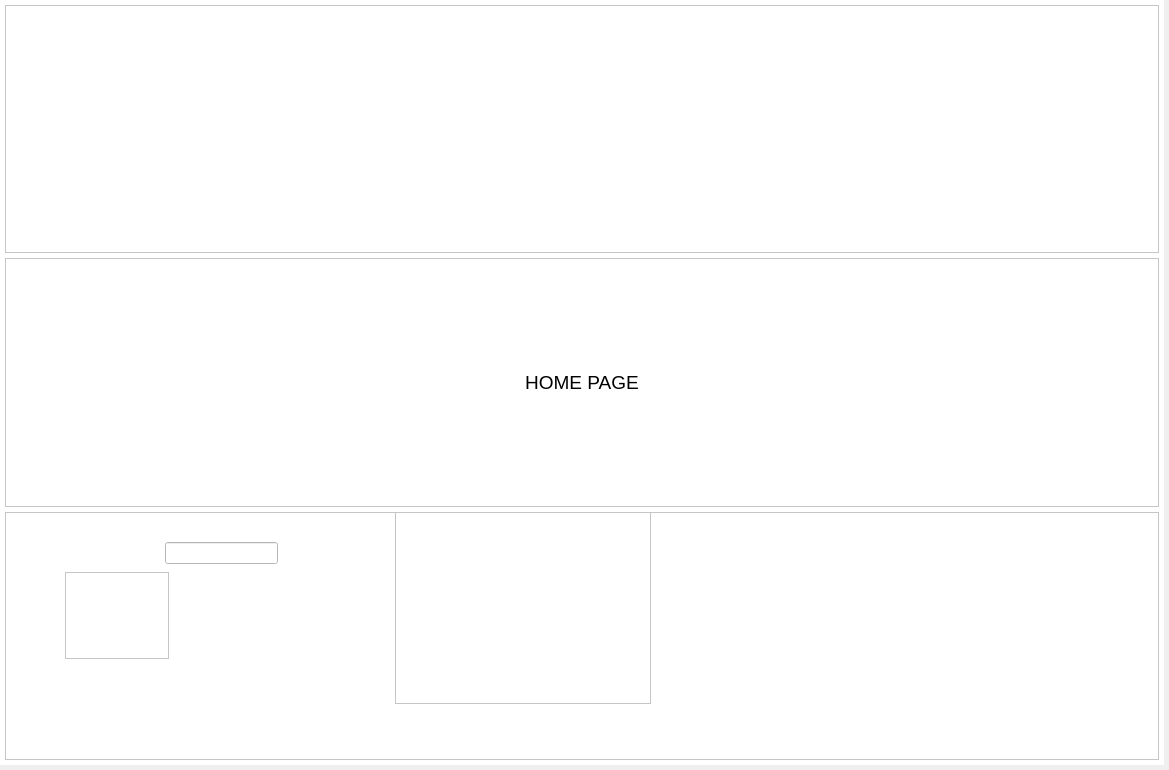
This is gui/uis/pages/main_pages.ui in kusiLaw/laky-phone-POS as Qt 5 draws it before an edit. The edited form follows.
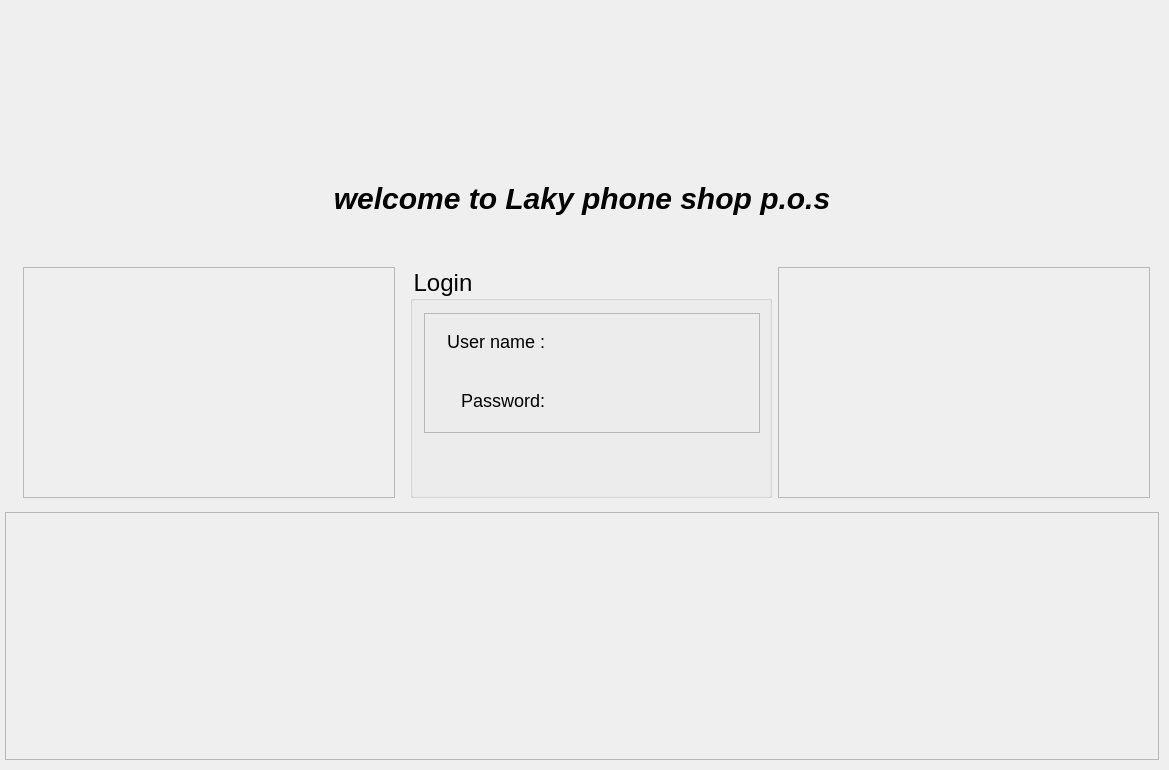
This is the edited form. The open tabs and pages were chosen to show the change.

Commit message: login form

The edit to the form file:
```diff
--- a/gui/uis/pages/main_pages.ui
+++ b/gui/uis/pages/main_pages.ui
@@ -35,8 +35,13 @@
       <number>3</number>
      </property>
      <widget class="QWidget" name="home_page">
+      <property name="font">
+       <font>
+        <pointsize>20</pointsize>
+       </font>
+      </property>
       <property name="styleSheet">
-       <string notr="true">font-size: 14pt; background: white; </string>
+       <string notr="true">/**font-size: 14pt; background: white; </string>
       </property>
       <layout class="QVBoxLayout" name="page_1_layout">
        <property name="spacing">
@@ -55,40 +60,471 @@
         <number>5</number>
        </property>
        <item>
-        <widget class="QFrame" name="frame_3">
+        <widget class="QFrame" name="footer">
+         <property name="styleSheet">
+          <string notr="true">/**background:rgb(255, 71, 160)</string>
+         </property>
          <property name="frameShape">
-          <enum>QFrame::StyledPanel</enum>
+          <enum>QFrame::NoFrame</enum>
          </property>
          <property name="frameShadow">
           <enum>QFrame::Raised</enum>
          </property>
+         <layout class="QVBoxLayout" name="verticalLayout_32">
+          <item>
+           <widget class="QLabel" name="label_41">
+            <property name="styleSheet">
+             <string notr="true">  font-size: 30px;
+    text-transform: uppercase;
+    font-weight: 700;
+font-style:italic;
+margin-bottom:20px;
+</string>
+            </property>
+            <property name="frameShape">
+             <enum>QFrame::NoFrame</enum>
+            </property>
+            <property name="text">
+             <string>welcome to Laky phone shop p.o.s</string>
+            </property>
+            <property name="alignment">
+             <set>Qt::AlignBottom|Qt::AlignHCenter</set>
+            </property>
+           </widget>
+          </item>
+         </layout>
         </widget>
        </item>
        <item>
-        <widget class="QFrame" name="frame_2">
+        <widget class="QFrame" name="login_content">
+         <property name="minimumSize">
+          <size>
+           <width>500</width>
+           <height>0</height>
+          </size>
+         </property>
+         <property name="font">
+          <font>
+           <pointsize>16</pointsize>
+          </font>
+         </property>
+         <property name="styleSheet">
+          <string notr="true">/**background:rgb(73, 255, 204);**/</string>
+         </property>
          <property name="frameShape">
-          <enum>QFrame::StyledPanel</enum>
+          <enum>QFrame::NoFrame</enum>
          </property>
          <property name="frameShadow">
           <enum>QFrame::Raised</enum>
          </property>
          <layout class="QVBoxLayout" name="verticalLayout">
+          <property name="spacing">
+           <number>0</number>
+          </property>
+          <property name="topMargin">
+           <number>0</number>
+          </property>
+          <property name="rightMargin">
+           <number>0</number>
+          </property>
+          <property name="bottomMargin">
+           <number>0</number>
+          </property>
           <item>
            <widget class="QFrame" name="frame_4">
+            <property name="font">
+             <font>
+              <pointsize>16</pointsize>
+             </font>
+            </property>
             <property name="frameShape">
              <enum>QFrame::NoFrame</enum>
             </property>
             <property name="frameShadow">
              <enum>QFrame::Raised</enum>
             </property>
-            <layout class="QVBoxLayout" name="logo_layout">
+            <layout class="QHBoxLayout" name="horizontalLayout_7">
              <item>
-              <widget class="QLabel" name="label">
-               <property name="text">
-                <string>HOME PAGE</string>
+              <widget class="QFrame" name="mleft">
+               <property name="minimumSize">
+                <size>
+                 <width>250</width>
+                 <height>0</height>
+                </size>
                </property>
-               <property name="alignment">
-                <set>Qt::AlignCenter</set>
+               <property name="frameShape">
+                <enum>QFrame::StyledPanel</enum>
+               </property>
+               <property name="frameShadow">
+                <enum>QFrame::Raised</enum>
+               </property>
+              </widget>
+             </item>
+             <item>
+              <widget class="QFrame" name="frame_2">
+               <property name="maximumSize">
+                <size>
+                 <width>500</width>
+                 <height>16777215</height>
+                </size>
+               </property>
+               <property name="font">
+                <font>
+                 <pointsize>16</pointsize>
+                </font>
+               </property>
+               <property name="frameShape">
+                <enum>QFrame::NoFrame</enum>
+               </property>
+               <property name="frameShadow">
+                <enum>QFrame::Raised</enum>
+               </property>
+               <layout class="QVBoxLayout" name="verticalLayout_28">
+                <property name="spacing">
+                 <number>0</number>
+                </property>
+                <property name="topMargin">
+                 <number>0</number>
+                </property>
+                <property name="rightMargin">
+                 <number>0</number>
+                </property>
+                <property name="bottomMargin">
+                 <number>0</number>
+                </property>
+                <item>
+                 <widget class="QGroupBox" name="groupBox">
+                  <property name="font">
+                   <font>
+                    <pointsize>-1</pointsize>
+                   </font>
+                  </property>
+                  <property name="styleSheet">
+                   <string notr="true">font-size: 24px;
+</string>
+                  </property>
+                  <property name="title">
+                   <string>Login</string>
+                  </property>
+                  <layout class="QVBoxLayout" name="verticalLayout_29">
+                   <property name="leftMargin">
+                    <number>11</number>
+                   </property>
+                   <item>
+                    <widget class="QFrame" name="content">
+                     <property name="maximumSize">
+                      <size>
+                       <width>490</width>
+                       <height>16777215</height>
+                      </size>
+                     </property>
+                     <property name="font">
+                      <font>
+                       <pointsize>-1</pointsize>
+                      </font>
+                     </property>
+                     <property name="styleSheet">
+                      <string notr="true">/**background:red**/</string>
+                     </property>
+                     <property name="frameShape">
+                      <enum>QFrame::NoFrame</enum>
+                     </property>
+                     <property name="frameShadow">
+                      <enum>QFrame::Raised</enum>
+                     </property>
+                     <layout class="QVBoxLayout" name="verticalLayout_15">
+                      <property name="spacing">
+                       <number>0</number>
+                      </property>
+                      <property name="leftMargin">
+                       <number>0</number>
+                      </property>
+                      <property name="topMargin">
+                       <number>0</number>
+                      </property>
+                      <property name="rightMargin">
+                       <number>0</number>
+                      </property>
+                      <property name="bottomMargin">
+                       <number>0</number>
+                      </property>
+                      <item>
+                       <widget class="QFrame" name="login_form">
+                        <property name="maximumSize">
+                         <size>
+                          <width>16777215</width>
+                          <height>120</height>
+                         </size>
+                        </property>
+                        <property name="font">
+                         <font>
+                          <pointsize>-1</pointsize>
+                         </font>
+                        </property>
+                        <property name="styleSheet">
+                         <string notr="true">/**background:green**/</string>
+                        </property>
+                        <property name="frameShape">
+                         <enum>QFrame::StyledPanel</enum>
+                        </property>
+                        <property name="frameShadow">
+                         <enum>QFrame::Raised</enum>
+                        </property>
+                        <layout class="QGridLayout" name="gridLayout_6">
+                         <property name="leftMargin">
+                          <number>0</number>
+                         </property>
+                         <property name="topMargin">
+                          <number>0</number>
+                         </property>
+                         <property name="rightMargin">
+                          <number>0</number>
+                         </property>
+                         <property name="bottomMargin">
+                          <number>5</number>
+                         </property>
+                         <property name="spacing">
+                          <number>5</number>
+                         </property>
+                         <item row="0" column="1">
+                          <widget class="QFrame" name="frame_3">
+                           <property name="maximumSize">
+                            <size>
+                             <width>400</width>
+                             <height>16777215</height>
+                            </size>
+                           </property>
+                           <property name="font">
+                            <font>
+                             <pointsize>-1</pointsize>
+                            </font>
+                           </property>
+                           <property name="styleSheet">
+                            <string notr="true">/**background:white</string>
+                           </property>
+                           <property name="frameShape">
+                            <enum>QFrame::NoFrame</enum>
+                           </property>
+                           <property name="frameShadow">
+                            <enum>QFrame::Raised</enum>
+                           </property>
+                           <layout class="QVBoxLayout" name="login_username_frame">
+                            <property name="spacing">
+                             <number>0</number>
+                            </property>
+                            <property name="leftMargin">
+                             <number>0</number>
+                            </property>
+                            <property name="topMargin">
+                             <number>0</number>
+                            </property>
+                            <property name="rightMargin">
+                             <number>0</number>
+                            </property>
+                            <property name="bottomMargin">
+                             <number>0</number>
+                            </property>
+                           </layout>
+                          </widget>
+                         </item>
+                         <item row="0" column="0">
+                          <widget class="QLabel" name="label_31">
+                           <property name="maximumSize">
+                            <size>
+                             <width>120</width>
+                             <height>16777215</height>
+                            </size>
+                           </property>
+                           <property name="font">
+                            <font>
+                             <pointsize>-1</pointsize>
+                            </font>
+                           </property>
+                           <property name="styleSheet">
+                            <string notr="true">font-size: 18px;</string>
+                           </property>
+                           <property name="text">
+                            <string>User name :</string>
+                           </property>
+                           <property name="alignment">
+                            <set>Qt::AlignRight|Qt::AlignTrailing|Qt::AlignVCenter</set>
+                           </property>
+                          </widget>
+                         </item>
+                         <item row="1" column="0">
+                          <widget class="QLabel" name="label_40">
+                           <property name="maximumSize">
+                            <size>
+                             <width>120</width>
+                             <height>16777215</height>
+                            </size>
+                           </property>
+                           <property name="font">
+                            <font>
+                             <pointsize>-1</pointsize>
+                            </font>
+                           </property>
+                           <property name="styleSheet">
+                            <string notr="true">font-size: 18px;</string>
+                           </property>
+                           <property name="text">
+                            <string>Password:</string>
+                           </property>
+                           <property name="alignment">
+                            <set>Qt::AlignRight|Qt::AlignTrailing|Qt::AlignVCenter</set>
+                           </property>
+                          </widget>
+                         </item>
+                         <item row="1" column="1">
+                          <widget class="QFrame" name="frame_33">
+                           <property name="maximumSize">
+                            <size>
+                             <width>400</width>
+                             <height>16777215</height>
+                            </size>
+                           </property>
+                           <property name="font">
+                            <font>
+                             <pointsize>-1</pointsize>
+                            </font>
+                           </property>
+                           <property name="styleSheet">
+                            <string notr="true">/**background:white</string>
+                           </property>
+                           <property name="frameShape">
+                            <enum>QFrame::NoFrame</enum>
+                           </property>
+                           <property name="frameShadow">
+                            <enum>QFrame::Raised</enum>
+                           </property>
+                           <layout class="QVBoxLayout" name="login_password_frame">
+                            <property name="spacing">
+                             <number>0</number>
+                            </property>
+                            <property name="leftMargin">
+                             <number>0</number>
+                            </property>
+                            <property name="topMargin">
+                             <number>0</number>
+                            </property>
+                            <property name="rightMargin">
+                             <number>0</number>
+                            </property>
+                            <property name="bottomMargin">
+                             <number>0</number>
+                            </property>
+                           </layout>
+                          </widget>
+                         </item>
+                        </layout>
+                       </widget>
+                      </item>
+                      <item>
+                       <widget class="QFrame" name="buttons">
+                        <property name="maximumSize">
+                         <size>
+                          <width>16777215</width>
+                          <height>45</height>
+                         </size>
+                        </property>
+                        <property name="font">
+                         <font>
+                          <pointsize>-1</pointsize>
+                         </font>
+                        </property>
+                        <property name="frameShape">
+                         <enum>QFrame::NoFrame</enum>
+                        </property>
+                        <property name="frameShadow">
+                         <enum>QFrame::Raised</enum>
+                        </property>
+                        <layout class="QHBoxLayout" name="horizontalLayout_9">
+                         <property name="spacing">
+                          <number>0</number>
+                         </property>
+                         <property name="leftMargin">
+                          <number>0</number>
+                         </property>
+                         <property name="topMargin">
+                          <number>0</number>
+                         </property>
+                         <property name="rightMargin">
+                          <number>0</number>
+                         </property>
+                         <property name="bottomMargin">
+                          <number>0</number>
+                         </property>
+                         <item>
+                          <widget class="QFrame" name="frame_34">
+                           <property name="frameShape">
+                            <enum>QFrame::NoFrame</enum>
+                           </property>
+                           <property name="frameShadow">
+                            <enum>QFrame::Raised</enum>
+                           </property>
+                          </widget>
+                         </item>
+                         <item>
+                          <widget class="QFrame" name="frame_50">
+                           <property name="maximumSize">
+                            <size>
+                             <width>500</width>
+                             <height>16777215</height>
+                            </size>
+                           </property>
+                           <property name="styleSheet">
+                            <string notr="true">/**background:white</string>
+                           </property>
+                           <property name="frameShape">
+                            <enum>QFrame::NoFrame</enum>
+                           </property>
+                           <property name="frameShadow">
+                            <enum>QFrame::Raised</enum>
+                           </property>
+                           <layout class="QVBoxLayout" name="login_button_fame">
+                            <property name="spacing">
+                             <number>0</number>
+                            </property>
+                            <property name="leftMargin">
+                             <number>0</number>
+                            </property>
+                            <property name="topMargin">
+                             <number>0</number>
+                            </property>
+                            <property name="rightMargin">
+                             <number>0</number>
+                            </property>
+                            <property name="bottomMargin">
+                             <number>0</number>
+                            </property>
+                           </layout>
+                          </widget>
+                         </item>
+                        </layout>
+                       </widget>
+                      </item>
+                     </layout>
+                    </widget>
+                   </item>
+                  </layout>
+                 </widget>
+                </item>
+               </layout>
+              </widget>
+             </item>
+             <item>
+              <widget class="QFrame" name="mright">
+               <property name="minimumSize">
+                <size>
+                 <width>250</width>
+                 <height>0</height>
+                </size>
+               </property>
+               <property name="frameShape">
+                <enum>QFrame::StyledPanel</enum>
+               </property>
+               <property name="frameShadow">
+                <enum>QFrame::Raised</enum>
                </property>
               </widget>
              </item>
@@ -99,6 +535,25 @@
         </widget>
        </item>
        <item>
+        <widget class="QFrame" name="header">
+         <property name="frameShape">
+          <enum>QFrame::StyledPanel</enum>
+         </property>
+         <property name="frameShadow">
+          <enum>QFrame::Raised</enum>
+         </property>
+        </widget>
+       </item>
+      </layout>
+     </widget>
+     <widget class="QWidget" name="dasboard">
+      <property name="font">
+       <font>
+        <pointsize>14</pointsize>
+       </font>
+      </property>
+      <layout class="QVBoxLayout" name="verticalLayout_31">
+       <item>
         <widget class="QFrame" name="frame">
          <property name="frameShape">
           <enum>QFrame::StyledPanel</enum>
@@ -106,36 +561,26 @@
          <property name="frameShadow">
           <enum>QFrame::Raised</enum>
          </property>
-         <widget class="QLineEdit" name="lineEdit">
-          <property name="geometry">
-           <rect>
-            <x>160</x>
-            <y>30</y>
-            <width>113</width>
-            <height>22</height>
-           </rect>
-          </property>
-         </widget>
-         <widget class="QTextEdit" name="textEdit">
-          <property name="geometry">
-           <rect>
-            <x>60</x>
-            <y>60</y>
-            <width>104</width>
-            <height>87</height>
-           </rect>
-          </property>
-         </widget>
-         <widget class="QListView" name="listView">
-          <property name="geometry">
-           <rect>
-            <x>390</x>
-            <y>0</y>
-            <width>256</width>
-            <height>192</height>
-           </rect>
-          </property>
-         </widget>
+         <layout class="QVBoxLayout" name="verticalLayout_30">
+          <item>
+           <widget class="QLabel" name="label">
+            <property name="styleSheet">
+             <string notr="true">
+font-size: 40px;
+text-transform: uppercase;
+font-weight: 700;
+text-align: center;
+text-shadow: 0 15px 40px rgba(0,0,0, 0.6);</string>
+            </property>
+            <property name="text">
+             <string>Dashboard</string>
+            </property>
+            <property name="alignment">
+             <set>Qt::AlignCenter</set>
+            </property>
+           </widget>
+          </item>
+         </layout>
         </widget>
        </item>
       </layout>
@@ -2963,7 +3408,7 @@
                              <property name="frameShadow">
                               <enum>QFrame::Raised</enum>
                              </property>
-                             <layout class="QVBoxLayout" name="verticalLayout_15">
+                             <layout class="QVBoxLayout" name="stock_tax_layout">
                               <property name="leftMargin">
                                <number>0</number>
                               </property>
```
Left out of the diff: 67 changed lines with no effect on the pictures. The commit also changes 10 other files.
